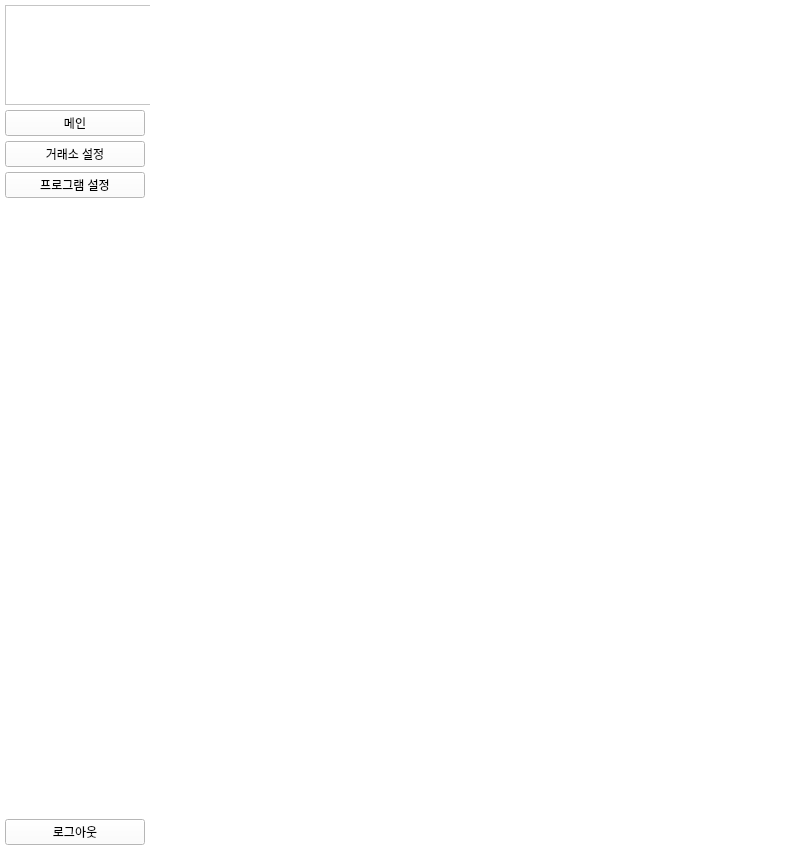
The window that static/guis/main.ui (songsb13/DiffTrader) describes before a commit, drawn with Qt 5.
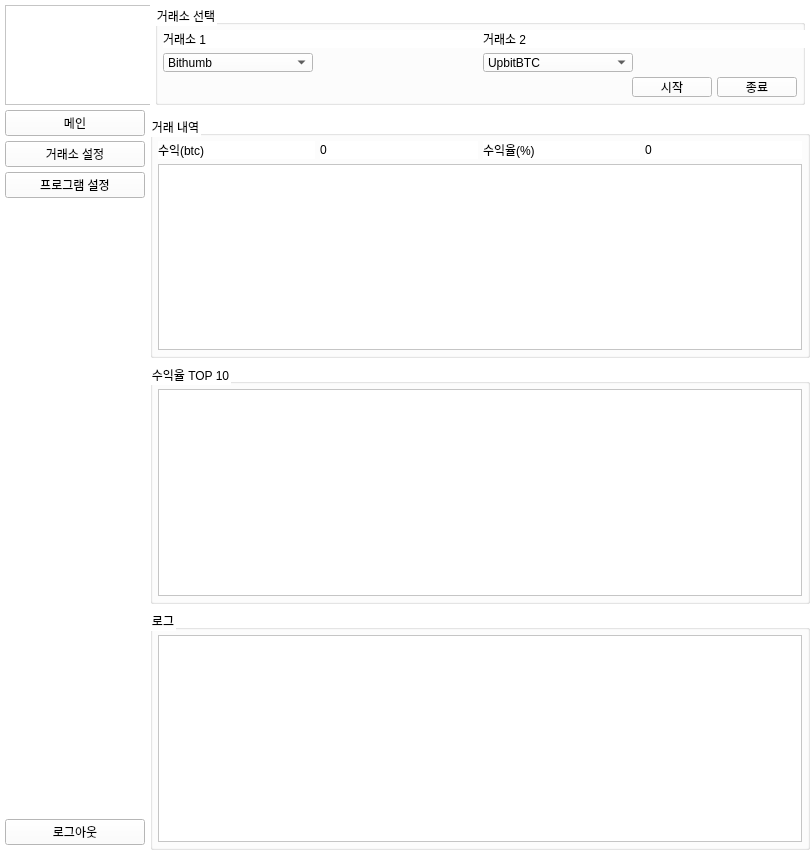
The same window after the commit. Icons and pictures are not drawn.

What changed in the file:
```diff
--- a/static/guis/main.ui
+++ b/static/guis/main.ui
@@ -159,10 +159,438 @@
         <number>0</number>
        </property>
        <item>
-        <layout class="QGridLayout" name="top_layout"/>
+        <layout class="QGridLayout" name="gridLayout">
+         <property name="leftMargin">
+          <number>5</number>
+         </property>
+         <property name="topMargin">
+          <number>5</number>
+         </property>
+         <property name="rightMargin">
+          <number>5</number>
+         </property>
+         <property name="bottomMargin">
+          <number>5</number>
+         </property>
+         <property name="spacing">
+          <number>5</number>
+         </property>
+         <item row="1" column="0">
+          <widget class="QGroupBox" name="groupBox">
+           <property name="sizePolicy">
+            <sizepolicy hsizetype="Expanding" vsizetype="Preferred">
+             <horstretch>0</horstretch>
+             <verstretch>0</verstretch>
+            </sizepolicy>
+           </property>
+           <property name="maximumSize">
+            <size>
+             <width>650</width>
+             <height>100</height>
+            </size>
+           </property>
+           <property name="title">
+            <string>거래소 선택</string>
+           </property>
+           <layout class="QGridLayout" name="gridLayout_2">
+            <property name="leftMargin">
+             <number>5</number>
+            </property>
+            <property name="topMargin">
+             <number>5</number>
+            </property>
+            <property name="rightMargin">
+             <number>5</number>
+            </property>
+            <property name="bottomMargin">
+             <number>5</number>
+            </property>
+            <property name="spacing">
+             <number>5</number>
+            </property>
+            <item row="1" column="1">
+             <widget class="QComboBox" name="secondaryExchange">
+              <property name="maximumSize">
+               <size>
+                <width>150</width>
+                <height>16777215</height>
+               </size>
+              </property>
+              <property name="currentIndex">
+               <number>1</number>
+              </property>
+              <item>
+               <property name="text">
+                <string>Bithumb</string>
+               </property>
+              </item>
+              <item>
+               <property name="text">
+                <string>UpbitBTC</string>
+               </property>
+              </item>
+              <item>
+               <property name="text">
+                <string>UpbitUSDT</string>
+               </property>
+              </item>
+              <item>
+               <property name="text">
+                <string>UpbitKRW</string>
+               </property>
+              </item>
+              <item>
+               <property name="text">
+                <string>Coinone</string>
+               </property>
+              </item>
+              <item>
+               <property name="text">
+                <string>Bitfinex</string>
+               </property>
+              </item>
+              <item>
+               <property name="text">
+                <string>Binance</string>
+               </property>
+              </item>
+              <item>
+               <property name="text">
+                <string>Huobi</string>
+               </property>
+              </item>
+             </widget>
+            </item>
+            <item row="0" column="0">
+             <widget class="QLabel" name="label">
+              <property name="minimumSize">
+               <size>
+                <width>325</width>
+                <height>0</height>
+               </size>
+              </property>
+              <property name="maximumSize">
+               <size>
+                <width>325</width>
+                <height>16777215</height>
+               </size>
+              </property>
+              <property name="text">
+               <string>거래소 1</string>
+              </property>
+             </widget>
+            </item>
+            <item row="1" column="0">
+             <widget class="QComboBox" name="primaryExchange">
+              <property name="maximumSize">
+               <size>
+                <width>150</width>
+                <height>16777215</height>
+               </size>
+              </property>
+              <item>
+               <property name="text">
+                <string>Bithumb</string>
+               </property>
+              </item>
+              <item>
+               <property name="text">
+                <string>UpbitBTC</string>
+               </property>
+              </item>
+              <item>
+               <property name="text">
+                <string>UpbitUSDT</string>
+               </property>
+              </item>
+              <item>
+               <property name="text">
+                <string>UpbitKRW</string>
+               </property>
+              </item>
+              <item>
+               <property name="text">
+                <string>Korbit</string>
+               </property>
+              </item>
+              <item>
+               <property name="text">
+                <string>Coinone</string>
+               </property>
+              </item>
+              <item>
+               <property name="text">
+                <string>Bitfinex</string>
+               </property>
+              </item>
+              <item>
+               <property name="text">
+                <string>Binance</string>
+               </property>
+              </item>
+              <item>
+               <property name="text">
+                <string>Huobi</string>
+               </property>
+              </item>
+             </widget>
+            </item>
+            <item row="0" column="1">
+             <widget class="QLabel" name="label_2">
+              <property name="minimumSize">
+               <size>
+                <width>325</width>
+                <height>0</height>
+               </size>
+              </property>
+              <property name="maximumSize">
+               <size>
+                <width>325</width>
+                <height>16777215</height>
+               </size>
+              </property>
+              <property name="text">
+               <string>거래소 2</string>
+              </property>
+             </widget>
+            </item>
+            <item row="2" column="0" colspan="2">
+             <layout class="QHBoxLayout" name="horizontalLayout">
+              <item>
+               <spacer name="horizontalSpacer">
+                <property name="orientation">
+                 <enum>Qt::Horizontal</enum>
+                </property>
+                <property name="sizeHint" stdset="0">
+                 <size>
+                  <width>40</width>
+                  <height>20</height>
+                 </size>
+                </property>
+               </spacer>
+              </item>
+              <item>
+               <widget class="QPushButton" name="startTradeBtn">
+                <property name="text">
+                 <string>시작</string>
+                </property>
+               </widget>
+              </item>
+              <item>
+               <widget class="QPushButton" name="stopTradeBtn">
+                <property name="text">
+                 <string>종료</string>
+                </property>
+                <property name="checkable">
+                 <bool>false</bool>
+                </property>
+                <property name="checked">
+                 <bool>false</bool>
+                </property>
+               </widget>
+              </item>
+             </layout>
+            </item>
+           </layout>
+          </widget>
+         </item>
+        </layout>
        </item>
        <item>
-        <layout class="QGridLayout" name="main_layout"/>
+        <layout class="QVBoxLayout" name="verticalLayout">
+         <item>
+          <widget class="QGroupBox" name="groupBox">
+           <property name="sizePolicy">
+            <sizepolicy hsizetype="Minimum" vsizetype="Minimum">
+             <horstretch>0</horstretch>
+             <verstretch>0</verstretch>
+            </sizepolicy>
+           </property>
+           <property name="minimumSize">
+            <size>
+             <width>640</width>
+             <height>240</height>
+            </size>
+           </property>
+           <property name="maximumSize">
+            <size>
+             <width>16777215</width>
+             <height>250</height>
+            </size>
+           </property>
+           <property name="title">
+            <string>거래 내역</string>
+           </property>
+           <layout class="QGridLayout" name="gridLayout">
+            <property name="leftMargin">
+             <number>5</number>
+            </property>
+            <property name="topMargin">
+             <number>5</number>
+            </property>
+            <property name="rightMargin">
+             <number>5</number>
+            </property>
+            <property name="bottomMargin">
+             <number>5</number>
+            </property>
+            <property name="spacing">
+             <number>5</number>
+            </property>
+            <item row="0" column="1">
+             <widget class="QLabel" name="profitBTC">
+              <property name="text">
+               <string>0</string>
+              </property>
+             </widget>
+            </item>
+            <item row="0" column="2">
+             <widget class="QLabel" name="label_3">
+              <property name="text">
+               <string>수익율(%)</string>
+              </property>
+             </widget>
+            </item>
+            <item row="0" column="3">
+             <widget class="QLabel" name="profitPercent">
+              <property name="text">
+               <string>0</string>
+              </property>
+             </widget>
+            </item>
+            <item row="0" column="0">
+             <widget class="QLabel" name="label">
+              <property name="text">
+               <string>수익(btc)</string>
+              </property>
+             </widget>
+            </item>
+            <item row="1" column="0" colspan="4">
+             <widget class="QTableView" name="tradeHistoryView">
+              <attribute name="horizontalHeaderCascadingSectionResizes">
+               <bool>true</bool>
+              </attribute>
+              <attribute name="horizontalHeaderDefaultSectionSize">
+               <number>125</number>
+              </attribute>
+              <attribute name="verticalHeaderCascadingSectionResizes">
+               <bool>true</bool>
+              </attribute>
+              <attribute name="verticalHeaderStretchLastSection">
+               <bool>true</bool>
+              </attribute>
+             </widget>
+            </item>
+           </layout>
+          </widget>
+         </item>
+         <item>
+          <widget class="QGroupBox" name="groupBox_3">
+           <property name="sizePolicy">
+            <sizepolicy hsizetype="Minimum" vsizetype="Minimum">
+             <horstretch>0</horstretch>
+             <verstretch>0</verstretch>
+            </sizepolicy>
+           </property>
+           <property name="minimumSize">
+            <size>
+             <width>640</width>
+             <height>240</height>
+            </size>
+           </property>
+           <property name="maximumSize">
+            <size>
+             <width>16777215</width>
+             <height>250</height>
+            </size>
+           </property>
+           <property name="title">
+            <string>수익율 TOP 10</string>
+           </property>
+           <layout class="QGridLayout" name="gridLayout_3">
+            <property name="leftMargin">
+             <number>5</number>
+            </property>
+            <property name="topMargin">
+             <number>5</number>
+            </property>
+            <property name="rightMargin">
+             <number>5</number>
+            </property>
+            <property name="bottomMargin">
+             <number>5</number>
+            </property>
+            <property name="spacing">
+             <number>5</number>
+            </property>
+            <item row="0" column="0" colspan="2">
+             <widget class="QTableView" name="profitRankView">
+              <attribute name="horizontalHeaderCascadingSectionResizes">
+               <bool>true</bool>
+              </attribute>
+              <attribute name="horizontalHeaderDefaultSectionSize">
+               <number>100</number>
+              </attribute>
+              <attribute name="horizontalHeaderStretchLastSection">
+               <bool>true</bool>
+              </attribute>
+              <attribute name="verticalHeaderCascadingSectionResizes">
+               <bool>true</bool>
+              </attribute>
+              <attribute name="verticalHeaderStretchLastSection">
+               <bool>true</bool>
+              </attribute>
+             </widget>
+            </item>
+           </layout>
+          </widget>
+         </item>
+         <item>
+          <widget class="QGroupBox" name="groupBox_2">
+           <property name="sizePolicy">
+            <sizepolicy hsizetype="Expanding" vsizetype="Expanding">
+             <horstretch>0</horstretch>
+             <verstretch>0</verstretch>
+            </sizepolicy>
+           </property>
+           <property name="minimumSize">
+            <size>
+             <width>640</width>
+             <height>240</height>
+            </size>
+           </property>
+           <property name="maximumSize">
+            <size>
+             <width>16777215</width>
+             <height>16777215</height>
+            </size>
+           </property>
+           <property name="title">
+            <string>로그</string>
+           </property>
+           <layout class="QGridLayout" name="gridLayout_2">
+            <property name="leftMargin">
+             <number>5</number>
+            </property>
+            <property name="topMargin">
+             <number>5</number>
+            </property>
+            <property name="rightMargin">
+             <number>5</number>
+            </property>
+            <property name="bottomMargin">
+             <number>5</number>
+            </property>
+            <property name="spacing">
+             <number>5</number>
+            </property>
+            <item row="0" column="0">
+             <widget class="QTextBrowser" name="logBox"/>
+            </item>
+           </layout>
+          </widget>
+         </item>
+        </layout>
        </item>
       </layout>
      </widget>
```
Left out of the diff: 10 changed lines with no effect on the pictures.
